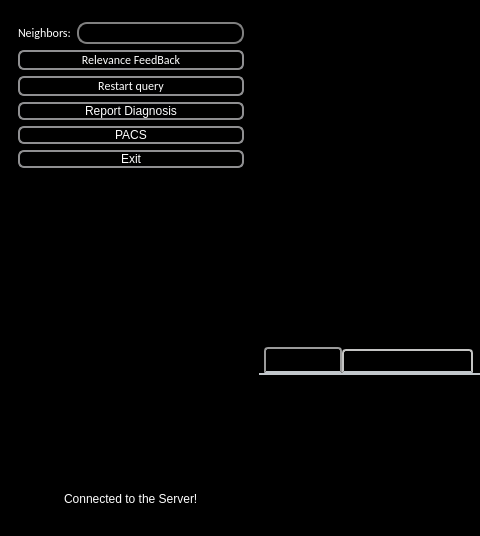
marcosivni/WebHigiia, file gui/ui/OberonViewer.ui: the form before one commit; both pictures show x 0 to 480 and y 144 to 680 of the 1360 by 680 pixel window.
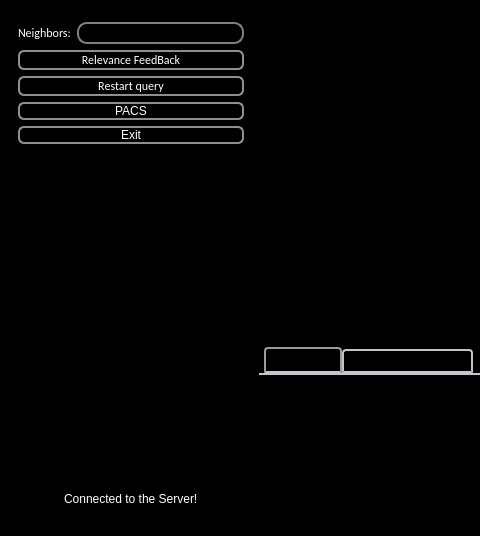
The form after the commit. Icons and pictures are not drawn.

```diff
--- a/gui/ui/OberonViewer.ui
+++ b/gui/ui/OberonViewer.ui
@@ -477,158 +477,39 @@
        <enum>QFrame::Raised</enum>
       </property>
       <layout class="QGridLayout" name="gridLayout_2">
-       <item row="9" column="0" colspan="2">
-        <widget class="QPushButton" name="btnFeedback">
-         <property name="font">
-          <font>
-           <family>Calibri</family>
-           <pointsize>9</pointsize>
-           <weight>50</weight>
-           <italic>false</italic>
-           <bold>false</bold>
-           <underline>false</underline>
-           <strikeout>false</strikeout>
-          </font>
-         </property>
+       <item row="5" column="0" colspan="2">
+        <widget class="QPushButton" name="btnQueryCenter">
          <property name="styleSheet">
-          <string notr="true"/>
+          <string notr="true">QPushButton {
+     border: 0px;
+     border-radius: 0px;
+     background-color: black;
+ }
+
+ QPushButton:pressed {
+     background-color: black;
+ }
+
+ QPushButton:flat {
+     border: none;
+ }
+
+ QPushButton:default {
+ }
+</string>
          </property>
          <property name="text">
-          <string>Relevance FeedBack</string>
+          <string/>
          </property>
-         <property name="flat">
-          <bool>false</bool>
+         <property name="icon">
+          <iconset>
+           <normaloff>:/new/prefix1/11.jpg</normaloff>:/new/prefix1/11.jpg</iconset>
          </property>
-        </widget>
-       </item>
-       <item row="12" column="0" colspan="2">
-        <widget class="QPushButton" name="btnPACS">
-         <property name="text">
-          <string>PACS</string>
-         </property>
-        </widget>
-       </item>
-       <item row="13" column="0" colspan="2">
-        <widget class="QPushButton" name="btnExit">
-         <property name="text">
-          <string>Exit</string>
-         </property>
-        </widget>
-       </item>
-       <item row="15" column="0" colspan="2">
-        <widget class="QFrame" name="frame">
-         <property name="frameShape">
-          <enum>QFrame::StyledPanel</enum>
-         </property>
-         <property name="frameShadow">
-          <enum>QFrame::Raised</enum>
-         </property>
-         <layout class="QGridLayout" name="gridLayout_11">
-          <item row="3" column="0">
-           <spacer name="horizontalSpacer_9">
-            <property name="orientation">
-             <enum>Qt::Horizontal</enum>
-            </property>
-            <property name="sizeHint" stdset="0">
-             <size>
-              <width>40</width>
-              <height>20</height>
-             </size>
-            </property>
-           </spacer>
-          </item>
-          <item row="3" column="2">
-           <spacer name="horizontalSpacer_10">
-            <property name="orientation">
-             <enum>Qt::Horizontal</enum>
-            </property>
-            <property name="sizeHint" stdset="0">
-             <size>
-              <width>40</width>
-              <height>20</height>
-             </size>
-            </property>
-           </spacer>
-          </item>
-          <item row="3" column="1">
-           <widget class="QLabel" name="lblServerSetup">
-            <property name="text">
-             <string>Connected to the Server!</string>
-            </property>
-           </widget>
-          </item>
-          <item row="0" column="0" colspan="3">
-           <widget class="QScrollArea" name="scrollArea_2">
-            <property name="cursor" stdset="0">
-             <cursorShape>ArrowCursor</cursorShape>
-            </property>
-            <property name="verticalScrollBarPolicy">
-             <enum>Qt::ScrollBarAsNeeded</enum>
-            </property>
-            <property name="horizontalScrollBarPolicy">
-             <enum>Qt::ScrollBarAsNeeded</enum>
-            </property>
-            <property name="widgetResizable">
-             <bool>true</bool>
-            </property>
-            <widget class="QWidget" name="scrollAreaWidgetContents_5">
-             <property name="geometry">
-              <rect>
-               <x>0</x>
-               <y>0</y>
-               <width>208</width>
-               <height>97</height>
-              </rect>
-             </property>
-             <layout class="QVBoxLayout" name="verticalLayout">
-              <item>
-               <widget class="QLabel" name="lblDetails">
-                <property name="text">
-                 <string/>
-                </property>
-               </widget>
-              </item>
-              <item>
-               <spacer name="verticalSpacer_2">
-                <property name="orientation">
-                 <enum>Qt::Vertical</enum>
-                </property>
-                <property name="sizeHint" stdset="0">
-                 <size>
-                  <width>20</width>
-                  <height>40</height>
-                 </size>
-                </property>
-               </spacer>
-              </item>
-             </layout>
-            </widget>
-           </widget>
-          </item>
-         </layout>
-        </widget>
-       </item>
-       <item row="11" column="0" colspan="2">
-        <widget class="QPushButton" name="btnDiagnosis">
-         <property name="text">
-          <string>Report Diagnosis</string>
-         </property>
-        </widget>
-       </item>
-       <item row="3" column="0" colspan="2">
-        <widget class="QLabel" name="txtQueryCenter">
-         <property name="font">
-          <font>
-           <family>Calibri</family>
-           <pointsize>9</pointsize>
-          </font>
-         </property>
-         <property name="text">
-          <string>&lt;!DOCTYPE HTML PUBLIC &quot;-//W3C//DTD HTML 4.0//EN&quot; &quot;http://www.w3.org/TR/REC-html40/strict.dtd&quot;&gt;
-&lt;html&gt;&lt;head&gt;&lt;meta name=&quot;qrichtext&quot; content=&quot;1&quot; /&gt;&lt;style type=&quot;text/css&quot;&gt;
-p, li { white-space: pre-wrap; }
-&lt;/style&gt;&lt;/head&gt;&lt;body style=&quot; font-family:'Cantarell'; font-size:11pt; font-weight:400; font-style:normal;&quot;&gt;
-&lt;p align=&quot;center&quot; style=&quot; margin-top:0px; margin-bottom:0px; margin-left:0px; margin-right:0px; -qt-block-indent:0; text-indent:0px;&quot;&gt;Query Center&lt;/p&gt;&lt;/body&gt;&lt;/html&gt;</string>
+         <property name="iconSize">
+          <size>
+           <width>200</width>
+           <height>200</height>
+          </size>
          </property>
         </widget>
        </item>
@@ -914,39 +795,20 @@
          </property>
         </widget>
        </item>
-       <item row="5" column="0" colspan="2">
-        <widget class="QPushButton" name="btnQueryCenter">
-         <property name="styleSheet">
-          <string notr="true">QPushButton {
-     border: 0px;
-     border-radius: 0px;
-     background-color: black;
- }
-
- QPushButton:pressed {
-     background-color: black;
- }
-
- QPushButton:flat {
-     border: none;
- }
-
- QPushButton:default {
- }
-</string>
+       <item row="3" column="0" colspan="2">
+        <widget class="QLabel" name="txtQueryCenter">
+         <property name="font">
+          <font>
+           <family>Calibri</family>
+           <pointsize>9</pointsize>
+          </font>
          </property>
          <property name="text">
-          <string/>
-         </property>
-         <property name="icon">
-          <iconset>
-           <normaloff>:/new/prefix1/11.jpg</normaloff>:/new/prefix1/11.jpg</iconset>
-         </property>
-         <property name="iconSize">
-          <size>
-           <width>200</width>
-           <height>200</height>
-          </size>
+          <string>&lt;!DOCTYPE HTML PUBLIC &quot;-//W3C//DTD HTML 4.0//EN&quot; &quot;http://www.w3.org/TR/REC-html40/strict.dtd&quot;&gt;
+&lt;html&gt;&lt;head&gt;&lt;meta name=&quot;qrichtext&quot; content=&quot;1&quot; /&gt;&lt;style type=&quot;text/css&quot;&gt;
+p, li { white-space: pre-wrap; }
+&lt;/style&gt;&lt;/head&gt;&lt;body style=&quot; font-family:'Cantarell'; font-size:11pt; font-weight:400; font-style:normal;&quot;&gt;
+&lt;p align=&quot;center&quot; style=&quot; margin-top:0px; margin-bottom:0px; margin-left:0px; margin-right:0px; -qt-block-indent:0; text-indent:0px;&quot;&gt;Query Center&lt;/p&gt;&lt;/body&gt;&lt;/html&gt;</string>
          </property>
         </widget>
        </item>
@@ -978,6 +840,113 @@
          </property>
         </widget>
        </item>
+       <item row="11" column="0" colspan="2">
+        <widget class="QPushButton" name="btnPACS">
+         <property name="text">
+          <string>PACS</string>
+         </property>
+        </widget>
+       </item>
+       <item row="12" column="0" colspan="2">
+        <widget class="QPushButton" name="btnExit">
+         <property name="text">
+          <string>Exit</string>
+         </property>
+        </widget>
+       </item>
+       <item row="14" column="0" colspan="2">
+        <widget class="QFrame" name="frame">
+         <property name="frameShape">
+          <enum>QFrame::StyledPanel</enum>
+         </property>
+         <property name="frameShadow">
+          <enum>QFrame::Raised</enum>
+         </property>
+         <layout class="QGridLayout" name="gridLayout_11">
+          <item row="3" column="0">
+           <spacer name="horizontalSpacer_9">
+            <property name="orientation">
+             <enum>Qt::Horizontal</enum>
+            </property>
+            <property name="sizeHint" stdset="0">
+             <size>
+              <width>40</width>
+              <height>20</height>
+             </size>
+            </property>
+           </spacer>
+          </item>
+          <item row="3" column="2">
+           <spacer name="horizontalSpacer_10">
+            <property name="orientation">
+             <enum>Qt::Horizontal</enum>
+            </property>
+            <property name="sizeHint" stdset="0">
+             <size>
+              <width>40</width>
+              <height>20</height>
+             </size>
+            </property>
+           </spacer>
+          </item>
+          <item row="3" column="1">
+           <widget class="QLabel" name="lblServerSetup">
+            <property name="text">
+             <string>Connected to the Server!</string>
+            </property>
+           </widget>
+          </item>
+          <item row="0" column="0" colspan="3">
+           <widget class="QScrollArea" name="scrollArea_2">
+            <property name="cursor" stdset="0">
+             <cursorShape>ArrowCursor</cursorShape>
+            </property>
+            <property name="verticalScrollBarPolicy">
+             <enum>Qt::ScrollBarAsNeeded</enum>
+            </property>
+            <property name="horizontalScrollBarPolicy">
+             <enum>Qt::ScrollBarAsNeeded</enum>
+            </property>
+            <property name="widgetResizable">
+             <bool>true</bool>
+            </property>
+            <widget class="QWidget" name="scrollAreaWidgetContents_5">
+             <property name="geometry">
+              <rect>
+               <x>0</x>
+               <y>0</y>
+               <width>208</width>
+               <height>124</height>
+              </rect>
+             </property>
+             <layout class="QVBoxLayout" name="verticalLayout">
+              <item>
+               <widget class="QLabel" name="lblDetails">
+                <property name="text">
+                 <string/>
+                </property>
+               </widget>
+              </item>
+              <item>
+               <spacer name="verticalSpacer_2">
+                <property name="orientation">
+                 <enum>Qt::Vertical</enum>
+                </property>
+                <property name="sizeHint" stdset="0">
+                 <size>
+                  <width>20</width>
+                  <height>40</height>
+                 </size>
+                </property>
+               </spacer>
+              </item>
+             </layout>
+            </widget>
+           </widget>
+          </item>
+         </layout>
+        </widget>
+       </item>
        <item row="7" column="0">
         <widget class="QLabel" name="lblNumberOfNeighbors">
          <property name="font">
@@ -994,6 +963,30 @@
          </property>
         </widget>
        </item>
+       <item row="9" column="0" colspan="2">
+        <widget class="QPushButton" name="btnFeedback">
+         <property name="font">
+          <font>
+           <family>Calibri</family>
+           <pointsize>9</pointsize>
+           <weight>50</weight>
+           <italic>false</italic>
+           <bold>false</bold>
+           <underline>false</underline>
+           <strikeout>false</strikeout>
+          </font>
+         </property>
+         <property name="styleSheet">
+          <string notr="true"/>
+         </property>
+         <property name="text">
+          <string>Relevance FeedBack</string>
+         </property>
+         <property name="flat">
+          <bool>false</bool>
+         </property>
+        </widget>
+       </item>
       </layout>
      </widget>
     </item>
```
Left out of the diff: 1 changed line with no effect on the pictures.
